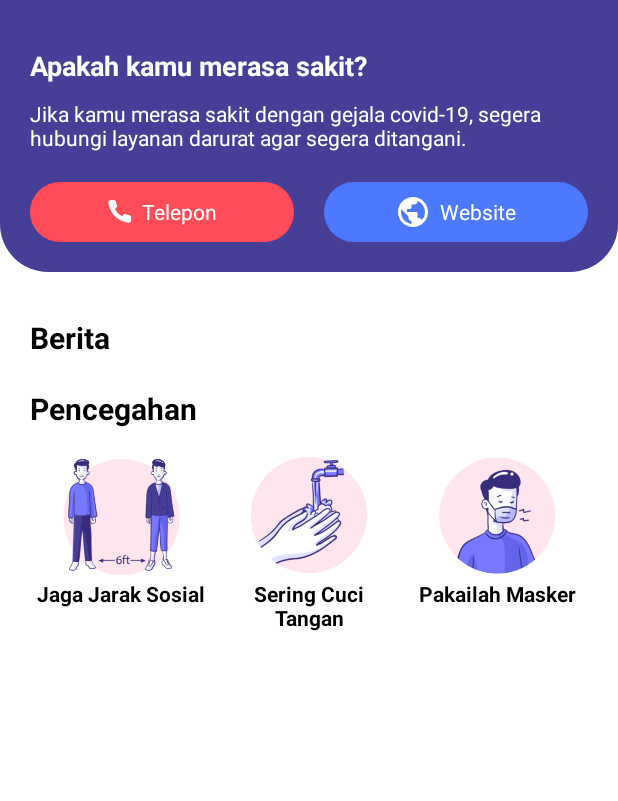
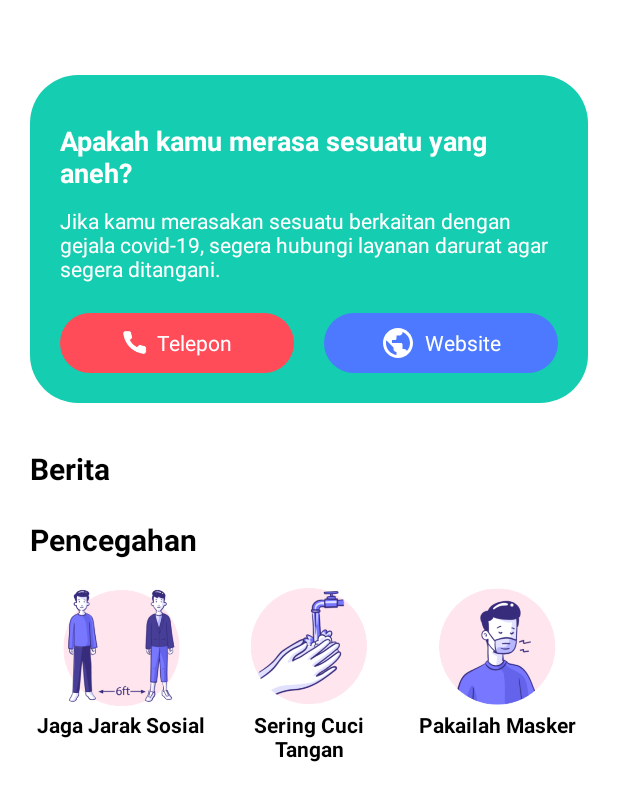
Before and after one commit to Kelompok10PB/CapstoneProjectK10, an Android app: the layout fragment_home.xml on its own in the app's theme, with its tools: preview values and no code run, on a phone screen of 412 x 824 dp. Shown: the top 801 px of the screen. Run offline under Robolectric (Android 15) with nearby library versions, the phone set to English and light mode, and no system bars.

Commit message:
Update UI

```diff
--- a/app/src/main/res/drawable/rounded_header.xml
+++ b/app/src/main/res/drawable/rounded_header.xml
@@ -1,12 +1,20 @@
 <?xml version="1.0" encoding="utf-8"?>
-<shape xmlns:android="http://schemas.android.com/apk/res/android"
-    android:shape="rectangle">
+<ripple
+    xmlns:android="http://schemas.android.com/apk/res/android"
+    xmlns:tools="http://schemas.android.com/tools"
+    android:color="#88FFFFFF"
+    tools:targetApi="lollipop">
 
-    <solid android:color="#473f97"/>
+    <item>
+        <shape
+            android:shape="rectangle">
+            <gradient
+                android:startColor="#15CDB0"
+                android:endColor="#15CDB0"
+                android:angle="135"
+                />
+            <corners android:radius="32dp" />
+        </shape>
+    </item>
 
-    <corners
-        android:bottomLeftRadius="32dp"
-        android:bottomRightRadius="32dp"
-        />
-
-</shape>
+</ripple>
--- a/app/src/main/res/layout/fragment_home.xml
+++ b/app/src/main/res/layout/fragment_home.xml
@@ -19,6 +19,9 @@
             <RelativeLayout
                 android:layout_width="match_parent"
                 android:layout_height="wrap_content"
+                android:layout_marginLeft="20dp"
+                android:layout_marginTop="50dp"
+                android:layout_marginRight="20dp"
                 android:background="@drawable/rounded_header">
 
                 <TableLayout
@@ -27,6 +30,7 @@
                     android:layout_marginTop="1dp"
                     android:layout_marginBottom="20dp"
                     tools:ignore="UselessParent">
+
                     <TableRow
                         android:layout_width="fill_parent"
                         android:layout_height="fill_parent"
--- a/app/src/main/res/layout/fragment_info.xml
+++ b/app/src/main/res/layout/fragment_info.xml
@@ -14,7 +14,7 @@
             android:layout_width="fill_parent"
             android:layout_height="0dp"
             android:layout_weight="1"
-            android:background="@drawable/rounded_header"
+            android:background="@drawable/rounded_header2"
             android:orientation="vertical">
 
             <LinearLayout
--- a/app/src/main/res/layout/fragment_maps.xml
+++ b/app/src/main/res/layout/fragment_maps.xml
@@ -26,7 +26,7 @@
         <LinearLayout
             android:layout_width="fill_parent"
             android:layout_height="wrap_content"
-            android:background="@drawable/rounded_header"
+            android:background="@drawable/rounded_header2"
             android:orientation="horizontal"
             android:baselineAligned="false">
 
--- a/app/src/main/res/values/colors.xml
+++ b/app/src/main/res/values/colors.xml
@@ -1,8 +1,8 @@
 <?xml version="1.0" encoding="utf-8"?>
 <resources>
-    <color name="colorPrimary">#473f97</color>
-    <color name="colorPrimaryDark">#473f97</color>
-    <color name="colorAccent">#473f97</color>
+    <color name="colorPrimary">#13D3B4</color>
+    <color name="colorPrimaryDark">#13D3B4</color>
+    <color name="colorAccent">#13D3B4</color>
     <color name="black">#000000</color>
     <color name="white">#ffffff</color>
     <color name="themeOrange">#ffb259</color>
--- a/app/src/main/res/values/strings.xml
+++ b/app/src/main/res/values/strings.xml
@@ -11,8 +11,8 @@
 
     <!--    FRAGMENT HOME STRING ASSET-->
     <string name="home_country_ina" translatable="false">INA</string>
-    <string name="home_header">Apakah kamu merasa sakit?</string>
-    <string name="home_desc">Jika kamu merasa sakit dengan gejala covid-19, segera hubungi layanan darurat agar segera ditangani.</string>
+    <string name="home_header">Apakah kamu merasa sesuatu yang aneh?</string>
+    <string name="home_desc">Jika kamu merasakan sesuatu berkaitan dengan gejala covid-19, segera hubungi layanan darurat agar segera ditangani.</string>
     <string name="home_call">Telepon</string>
     <string name="home_website" translatable="false">Website</string>
     <string name="home_news_header">Berita</string>
@@ -28,14 +28,14 @@
     <!--    FRAGMENT INFO STRING ASSET-->
     <string name="info_title">Informasi</string>
     <string name="info_desc" translatable="false">Versi 1.1 © Covid-19 App 2020</string>
-    <string name="info_desc2">Dikembangkan oleh</string>
+    <string name="info_desc2">Dikembangkan oleh K10</string>
 
 
     <!--    FRAGMENT MAPS STRING ASSET-->
     <string name="maps_title">Kasus Per Provinsi</string>
 
     <!--    FRAGMENT STATS STRING ASSET -->
-    <string name="stat_title">Statistik</string>
+    <string name="stat_title">Kasus Covid-19 Di Indonesia</string>
     <string name="stat_subtitle">Total Kasus Hingga Hari Ini</string>
     <string name="stat_positive">Positif</string>
     <string name="stat_death">Meninggal</string>
```
Also changed, not shown: app/src/main/res/drawable/rounded_header2.xml (added, +12 -0 lines), app/src/main/res/layout/fragment_stats.xml (+10 -6 lines), app/src/main/res/drawable/stay.png (added), 1 other file.
